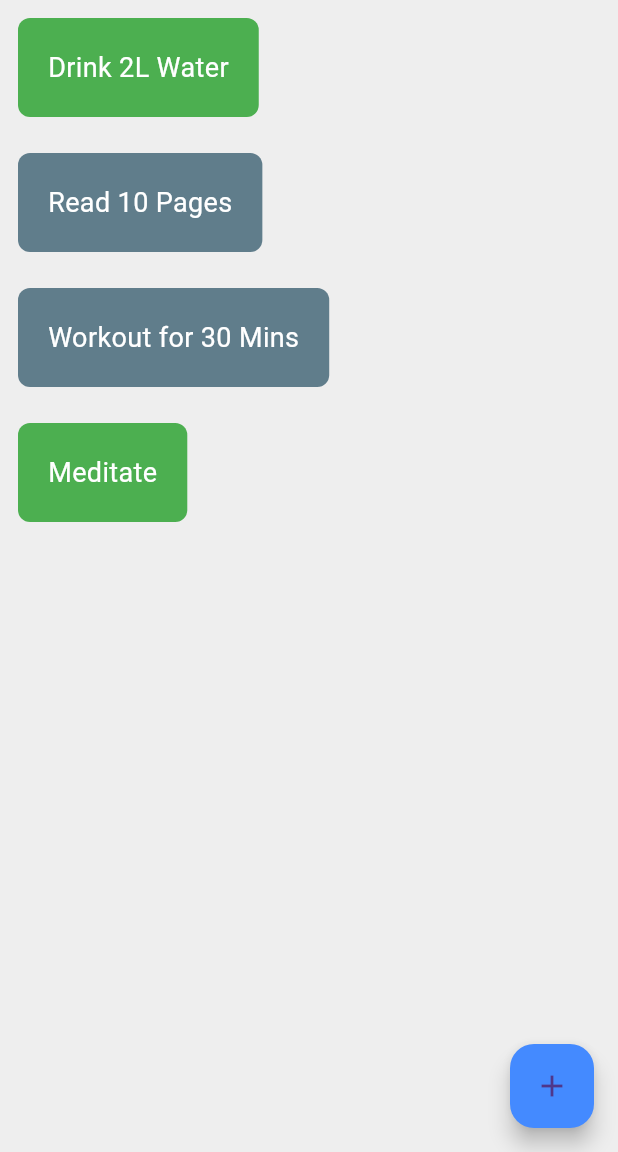
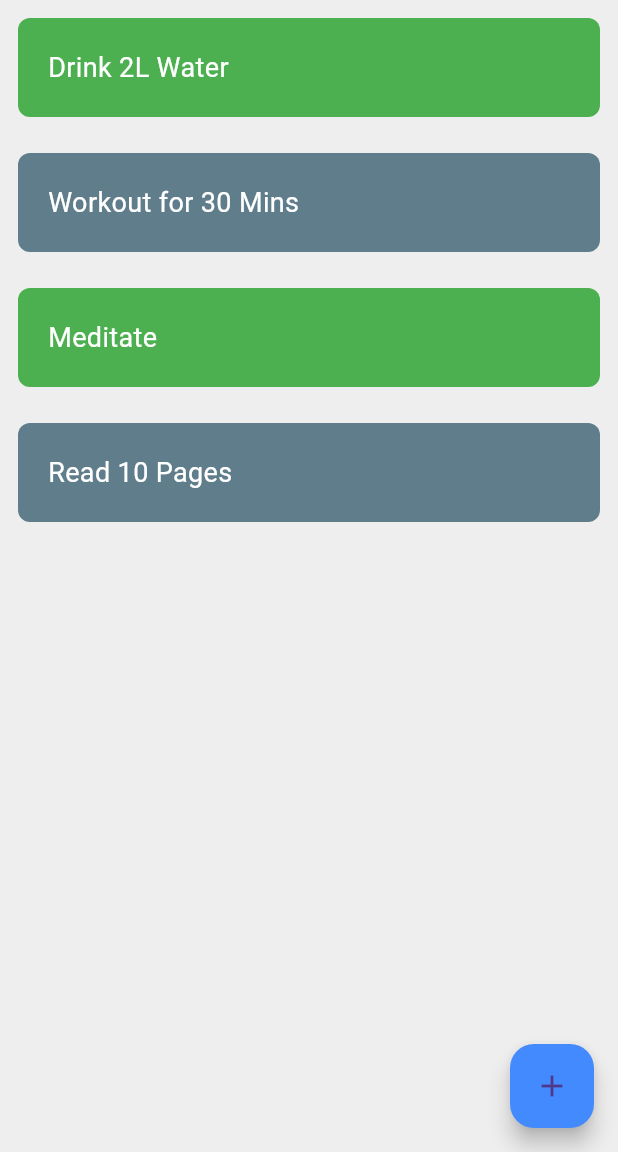
Before and after one commit to North-Abyss/Trackify-Flutter, a Flutter app: the screen it shows after launch, on a phone screen of 412 x 824 dp, the part 84-1236 px from its top. Run offline on Flutter 3.47's test engine with Material 3 defaults, Android fonts, the phone set to English and light mode, and no system bars.

Commit message:
unique ID

```diff
--- a/lib/screens/dashboard_screen.dart
+++ b/lib/screens/dashboard_screen.dart
@@ -1,6 +1,7 @@
 //dashboard_screen.dart
 
 import 'package:flutter/material.dart';
+import 'package:uuid/uuid.dart';
 import '../widgets/habit_card.dart';
 
 class DashboardScreen extends StatefulWidget {
@@ -9,12 +10,13 @@ class DashboardScreen extends StatefulWidget {
   State<DashboardScreen> createState() => _DashboardScreenState();
 }
 
+const uuid = Uuid();
 class _DashboardScreenState extends State<DashboardScreen> {
     final List<Map<String, dynamic>> myHabits = [
-    {"name": "Drink 2L Water", "completed": true},
-    {"name": "Read 10 Pages", "completed": false},
-    {"name": "Workout for 30 Mins", "completed": false},
-    {"name": "Meditate", "completed": true},
+    {"id": uuid.v4(),"name": "Drink 2L Water", "completed": true},
+    {"id": uuid.v4(),"name": "Workout for 30 Mins", "completed": false},
+    {"id": uuid.v4(),"name": "Meditate", "completed": true},
+    {"id": uuid.v4(),"name": "Read 10 Pages", "completed": false},
   ];
   final TextEditingController _habitController = TextEditingController();
 
@@ -30,12 +32,15 @@ class _DashboardScreenState extends State<DashboardScreen> {
           final habit = myHabits[index];
 
           return Dismissible(
-            key: Key(habit["name"]),
+            key: Key(habit["id"]),
+
+            direction: DismissDirection.startToEnd,
+            dismissThresholds: const { DismissDirection.startToEnd: 0.5 },
 
             background: Container(
               color: Colors.red,
-              alignment: Alignment.centerRight,
-              padding: const EdgeInsets.only(right: 20.0),
+              alignment: Alignment.centerLeft,
+              padding: const EdgeInsets.only(left: 20.0),
               child: const Icon(Icons.delete, color: Colors.white),
             ),
 
@@ -87,7 +92,7 @@ class _DashboardScreenState extends State<DashboardScreen> {
                     ElevatedButton(
                       onPressed: () {
                         setState(() {
-                          myHabits.add({ "name": _habitController.text, "completed": false });
+                          myHabits.add({ "id": uuid.v4(),"name": _habitController.text, "completed": false });
                         });
 
                         _habitController.clear();
--- a/lib/widgets/habit_card.dart
+++ b/lib/widgets/habit_card.dart
@@ -14,6 +14,7 @@ class HabitCard extends StatelessWidget {
   @override
   Widget build(BuildContext context) {
     return Container(
+      width: double.infinity,
       margin: const EdgeInsets.all(12.0),
       padding: const EdgeInsets.all(20.0),
       decoration: BoxDecoration(
--- a/pubspec.yaml
+++ b/pubspec.yaml
@@ -9,6 +9,7 @@ environment:
 dependencies:
   flutter:
     sdk: flutter
+  uuid: ^4.5.3
 
 dev_dependencies:
   flutter_test:
```
Also changed, not shown: pubspec.lock.
